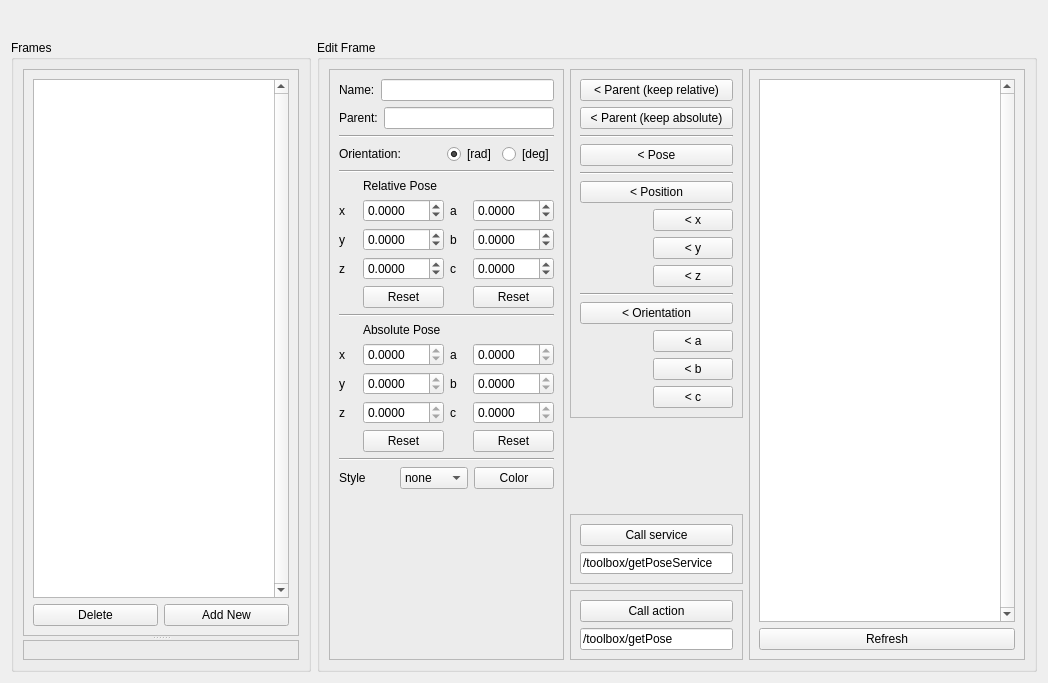
The window that frame_editor/src/frame_editor/FrameEditorGUI.ui (ipa320/rqt_frame_editor_plugin) describes before a commit, drawn with Qt 5.
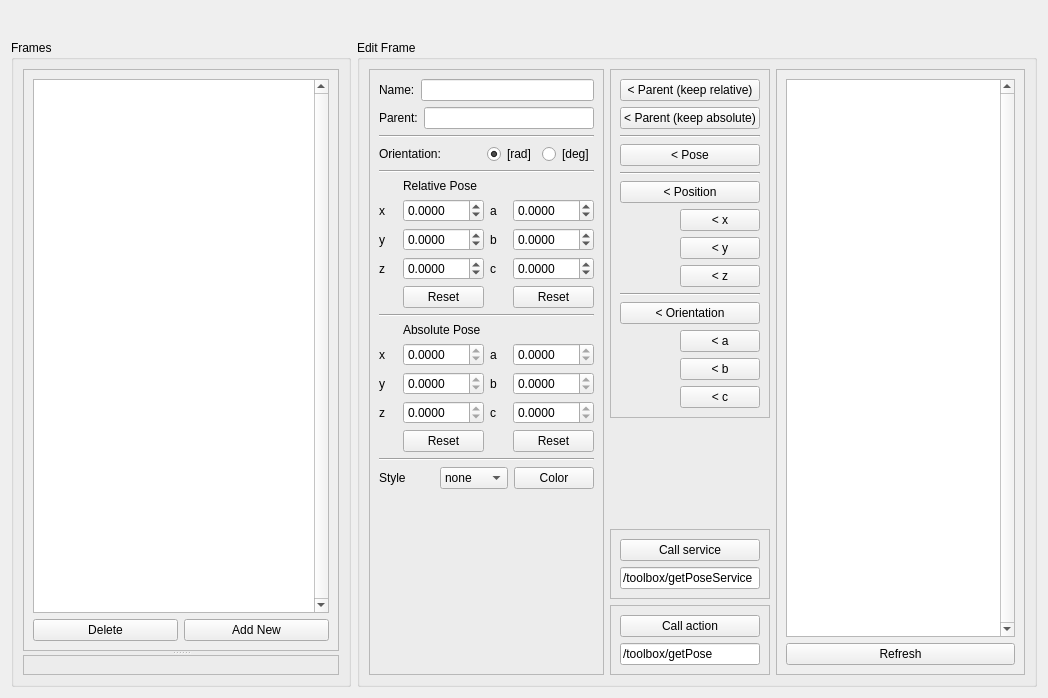
The same window after the commit. Icons and pictures are not drawn.

Commit message: frame editor: style parameters (1)

Diff of the .ui file:
```diff
--- a/frame_editor/src/frame_editor/FrameEditorGUI.ui
+++ b/frame_editor/src/frame_editor/FrameEditorGUI.ui
@@ -7,7 +7,7 @@
     <x>0</x>
     <y>0</y>
     <width>1048</width>
-    <height>683</height>
+    <height>698</height>
    </rect>
   </property>
   <property name="windowTitle">
@@ -24,6 +24,12 @@
     <layout class="QHBoxLayout" name="horizontalLayout_3">
      <item>
       <widget class="QGroupBox" name="box_frames">
+       <property name="sizePolicy">
+        <sizepolicy hsizetype="Preferred" vsizetype="Preferred">
+         <horstretch>1</horstretch>
+         <verstretch>0</verstretch>
+        </sizepolicy>
+       </property>
        <property name="title">
         <string>Frames</string>
        </property>
@@ -48,8 +54,8 @@
              <rect>
               <x>0</x>
               <y>0</y>
-              <width>223</width>
-              <height>549</height>
+              <width>310</width>
+              <height>564</height>
              </rect>
             </property>
             <layout class="QVBoxLayout" name="verticalLayout_5">
@@ -107,6 +113,12 @@
      </item>
      <item>
       <widget class="QGroupBox" name="box_edit">
+       <property name="sizePolicy">
+        <sizepolicy hsizetype="Preferred" vsizetype="Preferred">
+         <horstretch>2</horstretch>
+         <verstretch>0</verstretch>
+        </sizepolicy>
+       </property>
        <property name="title">
         <string>Edit Frame</string>
        </property>
@@ -641,6 +653,17 @@
              </item>
             </layout>
            </item>
+           <item>
+            <widget class="QFrame" name="style_frame">
+             <property name="frameShape">
+              <enum>QFrame::NoFrame</enum>
+             </property>
+             <property name="frameShadow">
+              <enum>QFrame::Raised</enum>
+             </property>
+             <layout class="QVBoxLayout" name="verticalLayout_12"/>
+            </widget>
+           </item>
            <item>
             <spacer name="verticalSpacer_2">
              <property name="orientation">
@@ -880,6 +903,12 @@
         </item>
         <item>
          <widget class="QScrollArea" name="scrollArea_2">
+          <property name="sizePolicy">
+           <sizepolicy hsizetype="Expanding" vsizetype="Expanding">
+            <horstretch>1</horstretch>
+            <verstretch>0</verstretch>
+           </sizepolicy>
+          </property>
           <property name="widgetResizable">
            <bool>true</bool>
           </property>
@@ -888,8 +917,8 @@
             <rect>
              <x>0</x>
              <y>0</y>
-             <width>249</width>
-             <height>575</height>
+             <width>137</width>
+             <height>590</height>
             </rect>
            </property>
            <layout class="QVBoxLayout" name="verticalLayout_6">
```
The commit also changes 6 other files.
